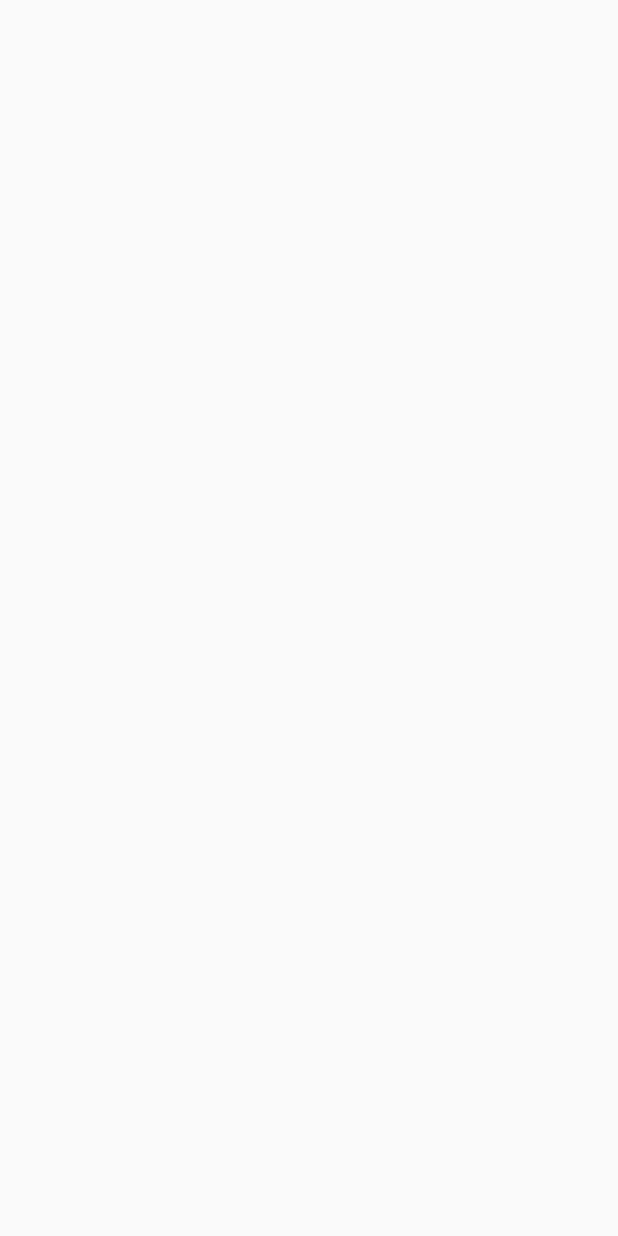
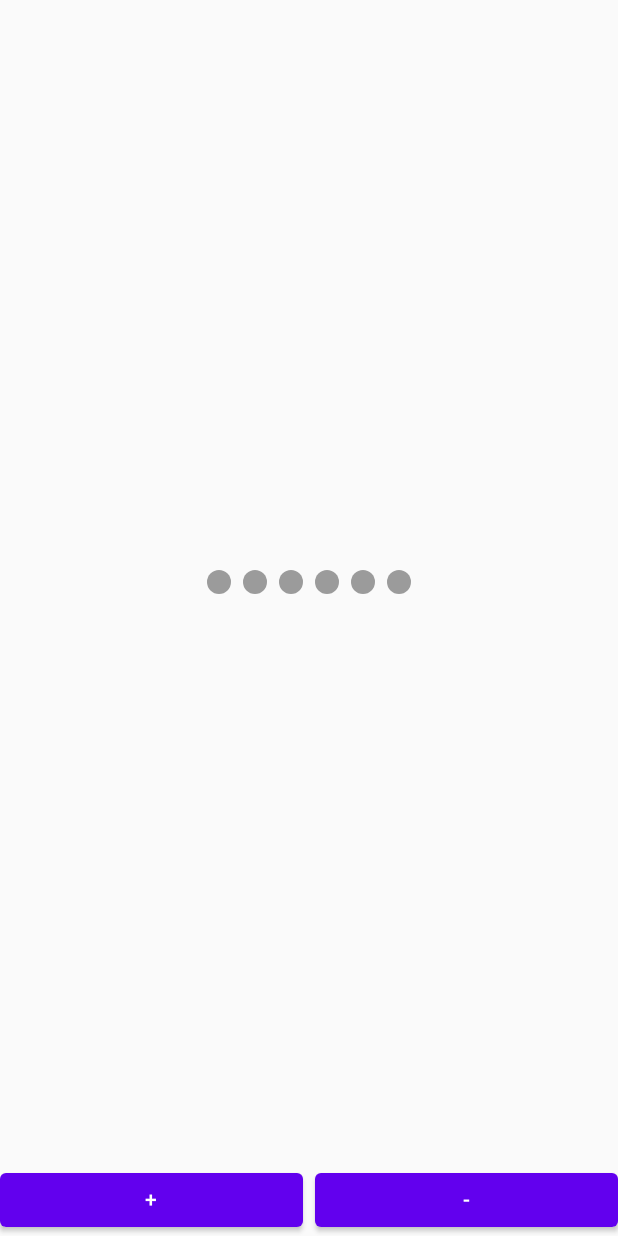
Before and after one commit to gaara87/Clayground, an Android app built with Jetpack Compose: the screen it shows after launch (MainActivity), on a phone screen of 412 x 824 dp. Before the commit the screen is empty. Run offline under Robolectric (Android 15) with nearby library versions, the phone set to English and light mode, and no system bars.

Commit message:
dot progress indicator

```diff
--- /dev/null
+++ b/app/src/main/java/awesome/shizzle/clayground/ui/DotProgressIndicator.kt
@@ -0,0 +1,149 @@
+package awesome.shizzle.clayground.ui
+
+import androidx.annotation.IntRange
+import androidx.compose.foundation.background
+import androidx.compose.foundation.layout.*
+import androidx.compose.foundation.shape.CircleShape
+import androidx.compose.material.*
+import androidx.compose.runtime.*
+import androidx.compose.runtime.saveable.listSaver
+import androidx.compose.runtime.saveable.rememberSaveable
+import androidx.compose.ui.Alignment
+import androidx.compose.ui.Modifier
+import androidx.compose.ui.graphics.Color
+import androidx.compose.ui.graphics.Shape
+import androidx.compose.ui.tooling.preview.Preview
+import androidx.compose.ui.unit.dp
+import awesome.shizzle.clayground.ui.DotProgressIndicatorState.Companion.MAX_DOTS
+
+@Composable
+internal fun DotProgressIndicatorScreen() {
+    Column(
+        modifier = Modifier.fillMaxSize(),
+    ) {
+        val dotState = rememberDotProgressIndicatorState(
+            activeDotCount = 0,
+            totalDots = 6
+        )
+        Box(
+            modifier = Modifier
+                .weight(1f)
+                .fillMaxSize(),
+            contentAlignment = Alignment.Center
+        ) {
+            DotProgressIndicator(
+                dotProgressIndicatorState = dotState,
+            )
+        }
+        IndicatorConfigurations(
+            addCount = { dotState.activeCount++ },
+            removeCount = { dotState.activeCount-- }
+        )
+    }
+}
+
+@Composable
+private fun IndicatorConfigurations(
+    addCount: () -> Unit,
+    removeCount: () -> Unit,
+) {
+    Row(
+        modifier = Modifier
+            .fillMaxWidth()
+            .defaultMinSize(minHeight = 2.dp),
+        horizontalArrangement = Arrangement.spacedBy(8.dp),
+    ) {
+        Button(
+            modifier = Modifier.weight(1f),
+            onClick = addCount,
+        ) { Text(text = "+") }
+        Button(
+            modifier = Modifier.weight(1f),
+            onClick = removeCount,
+        ) { Text(text = "-") }
+    }
+}
+
+@Composable
+fun rememberDotProgressIndicatorState(
+    @IntRange(from = 0, to = MAX_DOTS) activeDotCount: Int = 0,
+    @IntRange(from = 1, to = MAX_DOTS) totalDots: Int = 0,
+): DotProgressIndicatorState = rememberSaveable(saver = DotProgressIndicatorState.Saver) {
+    DotProgressIndicatorState(
+        activeDotCount = activeDotCount,
+        totalPages = totalDots
+    )
+}
+
+@Stable
+class DotProgressIndicatorState(
+    @IntRange(from = 0, to = MAX_DOTS) activeDotCount: Int = 0,
+    @IntRange(from = 1, to = MAX_DOTS) val totalPages: Int = 0,
+) {
+    private var _activeCount by mutableStateOf(activeDotCount)
+
+    @get:IntRange(from = 0, to = MAX_DOTS)
+    var activeCount: Int
+        get() = _activeCount
+        internal set(value) {
+            val coercedValue = value.coerceIn(0, totalPages)
+            if (coercedValue != _activeCount) {
+                _activeCount = coercedValue
+            }
+        }
+
+    companion object {
+        const val MAX_DOTS = 10L
+        val Saver = listSaver<DotProgressIndicatorState, Any>(
+            save = { listOf(it._activeCount, it.totalPages) },
+            restore = { DotProgressIndicatorState(it[0] as Int, it[1] as Int) }
+        )
+    }
+}
+
+@Composable
+private fun DotProgressIndicator(
+    dotProgressIndicatorState: DotProgressIndicatorState,
+    modifier: Modifier = Modifier,
+    activeColor: Color = LocalContentColor.current.copy(alpha = LocalContentAlpha.current),
+    inactiveColor: Color = activeColor.copy(ContentAlpha.disabled),
+    indicatorShape: Shape = CircleShape,
+) {
+
+    val spacing = 8.dp
+
+    Box(
+        modifier = modifier,
+        contentAlignment = Alignment.CenterStart
+    ) {
+        Row(
+            horizontalArrangement = Arrangement.spacedBy(spacing),
+            verticalAlignment = Alignment.CenterVertically,
+        ) {
+            val defaultIndicatorModifier = Modifier
+                .size(16.dp)
+                .background(color = inactiveColor, shape = indicatorShape)
+
+            repeat(dotProgressIndicatorState.totalPages) { index ->
+                val contextModifier = if (index <= dotProgressIndicatorState.activeCount - 1) {
+                    defaultIndicatorModifier.then(
+                        Modifier.background(
+                            color = activeColor,
+                            shape = indicatorShape
+                        )
+                    )
+                } else {
+                    defaultIndicatorModifier
+                }
+                Box(contextModifier)
+            }
+        }
+    }
+}
+
+
+@Preview
+@Composable
+private fun Preview() {
+    DotProgressIndicatorScreen()
+}
--- a/app/src/main/java/awesome/shizzle/clayground/ui/MainActivity.kt
+++ b/app/src/main/java/awesome/shizzle/clayground/ui/MainActivity.kt
@@ -10,7 +10,7 @@ class MainActivity : ComponentActivity() {
         super.onCreate(savedInstanceState)
         setContent {
             ClaygroundTheme {
-                AddressTextInput()
+                DotProgressIndicatorScreen()
             }
         }
     }
```
